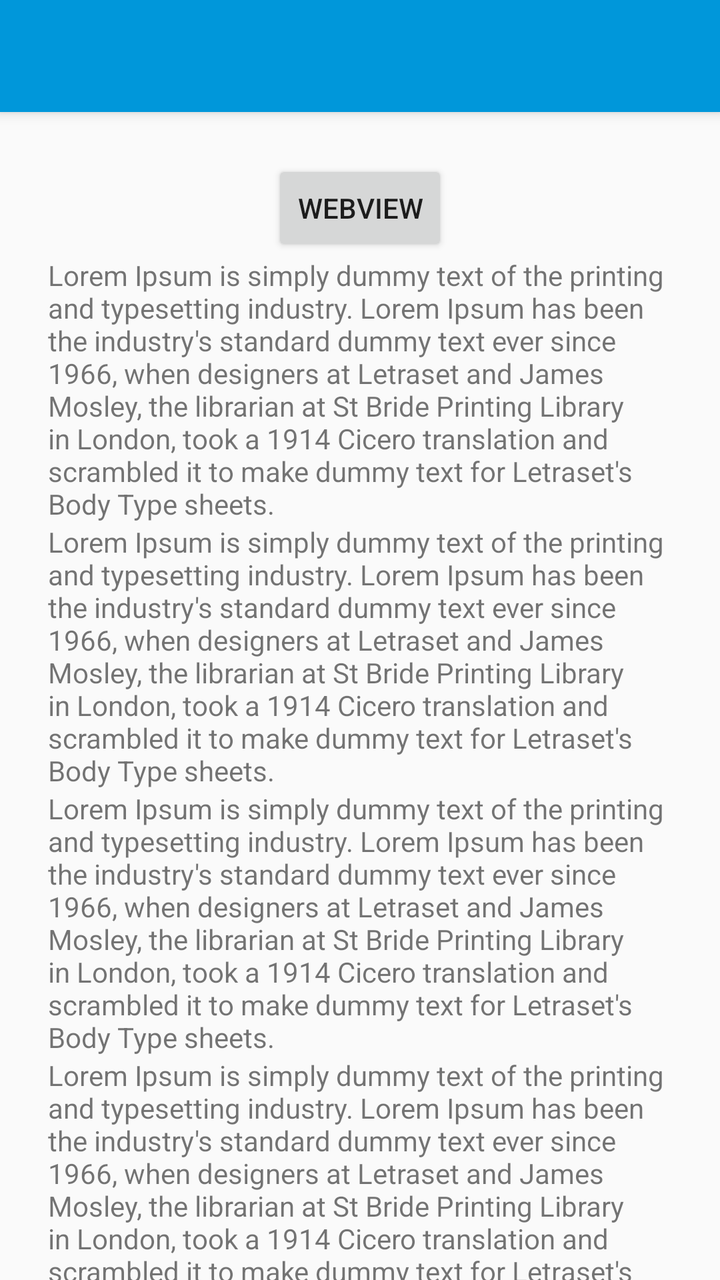
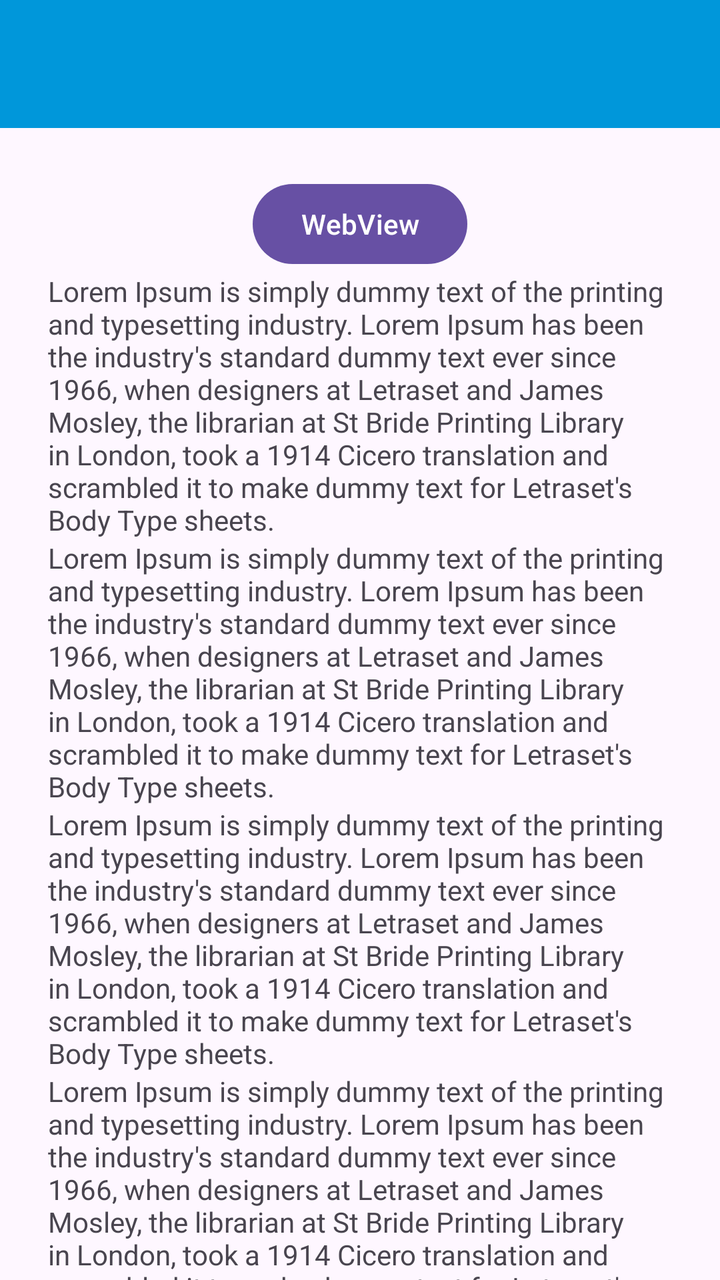

Screens rendered from an Android XML layout before and after an edit, with the pre-edit source and the edit as a unified diff.
<!-- AndroidManifest.xml: application theme Theme.AppCompat.Light.NoActionBar -->
<!-- res/layout/activity_lima.xml -->
<?xml version="1.0" encoding="utf-8"?>
<androidx.coordinatorlayout.widget.CoordinatorLayout
    xmlns:android="http://schemas.android.com/apk/res/android"
    xmlns:app="http://schemas.android.com/apk/res-auto"
    xmlns:tools="http://schemas.android.com/tools"
    android:id="@+id/main"
    android:layout_width="match_parent"
    android:layout_height="match_parent"
    tools:context=".pertemuan5.LimaActivity">

    <com.google.android.material.appbar.AppBarLayout
        android:id="@+id/appBar"
        android:layout_width="match_parent"
        android:layout_height="wrap_content">
        <androidx.appcompat.widget.Toolbar
            android:id="@+id/toolbar"
            android:layout_width="match_parent"
            android:layout_height="?attr/actionBarSize"
            android:background="#0097da"
            app:layout_constraintEnd_toEndOf="parent"
            app:layout_constraintStart_toStartOf="parent"
            app:layout_constraintTop_toTopOf="parent"
            app:subtitleTextColor="@android:color/white"
            app:titleTextColor="@android:color/white"
            app:layout_scrollFlags="scroll|enterAlways"/>
    </com.google.android.material.appbar.AppBarLayout>

    <androidx.core.widget.NestedScrollView
        android:layout_width="match_parent"
        android:layout_height="match_parent"
        app:layout_behavior="@string/appbar_scrolling_view_behavior"
        android:padding="24dp"
        android:clipToPadding="false">
        <LinearLayout
            android:layout_width="match_parent"
            android:layout_height="wrap_content"
            android:orientation="vertical"
            android:gravity="center_horizontal">
            <Button
                android:id="@+id/btnwebview"
                android:layout_width="wrap_content"
                android:layout_height="wrap_content"
                android:text="WebView"/>



            <TextView
                android:layout_width="wrap_content"
                android:layout_height="wrap_content"
                android:text="Lorem Ipsum is simply dummy text of the printing and typesetting industry. Lorem Ipsum has been the industry's standard dummy text ever since 1966, when designers at Letraset and James Mosley, the librarian at St Bride Printing Library in London, took a 1914 Cicero translation and scrambled it to make dummy text for Letraset's Body Type sheets. "/>
            <TextView
                android:layout_width="wrap_content"
                android:layout_height="wrap_content"
                android:text="Lorem Ipsum is simply dummy text of the printing and typesetting industry. Lorem Ipsum has been the industry's standard dummy text ever since 1966, when designers at Letraset and James Mosley, the librarian at St Bride Printing Library in London, took a 1914 Cicero translation and scrambled it to make dummy text for Letraset's Body Type sheets. "/>
            <TextView
                android:layout_width="wrap_content"
                android:layout_height="wrap_content"
                android:text="Lorem Ipsum is simply dummy text of the printing and typesetting industry. Lorem Ipsum has been the industry's standard dummy text ever since 1966, when designers at Letraset and James Mosley, the librarian at St Bride Printing Library in London, took a 1914 Cicero translation and scrambled it to make dummy text for Letraset's Body Type sheets. "/>
            <TextView
                android:layout_width="wrap_content"
                android:layout_height="wrap_content"
                android:text="Lorem Ipsum is simply dummy text of the printing and typesetting industry. Lorem Ipsum has been the industry's standard dummy text ever since 1966, when designers at Letraset and James Mosley, the librarian at St Bride Printing Library in London, took a 1914 Cicero translation and scrambled it to make dummy text for Letraset's Body Type sheets. "/>
            <TextView
                android:layout_width="wrap_content"
                android:layout_height="wrap_content"
                android:text="Lorem Ipsum is simply dummy text of the printing and typesetting industry. Lorem Ipsum has been the industry's standard dummy text ever since 1966, when designers at Letraset and James Mosley, the librarian at St Bride Printing Library in London, took a 1914 Cicero translation and scrambled it to make dummy text for Letraset's Body Type sheets. "/>
            <TextView
                android:layout_width="wrap_content"
                android:layout_height="wrap_content"
                android:text="Lorem Ipsum is simply dummy text of the printing and typesetting industry. Lorem Ipsum has been the industry's standard dummy text ever since 1966, when designers at Letraset and James Mosley, the librarian at St Bride Printing Library in London, took a 1914 Cicero translation and scrambled it to make dummy text for Letraset's Body Type sheets. "/>
            <TextView
                android:layout_width="wrap_content"
                android:layout_height="wrap_content"
                android:text="Lorem Ipsum is simply dummy text of the printing and typesetting industry. Lorem Ipsum has been the industry's standard dummy text ever since 1966, when designers at Letraset and James Mosley, the librarian at St Bride Printing Library in London, took a 1914 Cicero translation and scrambled it to make dummy text for Letraset's Body Type sheets. "/>
            <TextView
                android:layout_width="wrap_content"
                android:layout_height="wrap_content"
                android:text="Lorem Ipsum is simply dummy text of the printing and typesetting industry. Lorem Ipsum has been the industry's standard dummy text ever since 1966, when designers at Letraset and James Mosley, the librarian at St Bride Printing Library in London, took a 1914 Cicero translation and scrambled it to make dummy text for Letraset's Body Type sheets. "/><TextView
            android:layout_width="wrap_content"
            android:layout_height="wrap_content"
            android:text="Lorem Ipsum is simply dummy text of the printing and typesetting industry. Lorem Ipsum has been the industry's standard dummy text ever since 1966, when designers at Letraset and James Mosley, the librarian at St Bride Printing Library in London, took a 1914 Cicero translation and scrambled it to make dummy text for Letraset's Body Type sheets. "/>
            <TextView
                android:layout_width="wrap_content"
                android:layout_height="wrap_content"
                android:text="Lorem Ipsum is simply dummy text of the printing and typesetting industry. Lorem Ipsum has been the industry's standard dummy text ever since 1966, when designers at Letraset and James Mosley, the librarian at St Bride Printing Library in London, took a 1914 Cicero translation and scrambled it to make dummy text for Letraset's Body Type sheets. "/><TextView
            android:layout_width="wrap_content"
            android:layout_height="wrap_content"
            android:text="Lorem Ipsum is simply dummy text of the printing and typesetting industry. Lorem Ipsum has been the industry's standard dummy text ever since 1966, when designers at Letraset and James Mosley, the librarian at St Bride Printing Library in London, took a 1914 Cicero translation and scrambled it to make dummy text for Letraset's Body Type sheets. "/>
            <TextView
                android:layout_width="wrap_content"
                android:layout_height="wrap_content"
                android:text="Lorem Ipsum is simply dummy text of the printing and typesetting industry. Lorem Ipsum has been the industry's standard dummy text ever since 1966, when designers at Letraset and James Mosley, the librarian at St Bride Printing Library in London, took a 1914 Cicero translation and scrambled it to make dummy text for Letraset's Body Type sheets. "/><TextView
            android:layout_width="wrap_content"
            android:layout_height="wrap_content"
            android:text="Lorem Ipsum is simply dummy text of the printing and typesetting industry. Lorem Ipsum has been the industry's standard dummy text ever since 1966, when designers at Letraset and James Mosley, the librarian at St Bride Printing Library in London, took a 1914 Cicero translation and scrambled it to make dummy text for Letraset's Body Type sheets. "/>
            <TextView
                android:layout_width="wrap_content"
                android:layout_height="wrap_content"
                android:text="Lorem Ipsum is simply dummy text of the printing and typesetting industry. Lorem Ipsum has been the industry's standard dummy text ever since 1966, when designers at Letraset and James Mosley, the librarian at St Bride Printing Library in London, took a 1914 Cicero translation and scrambled it to make dummy text for Letraset's Body Type sheets. "/>

        </LinearLayout>
    </androidx.core.widget.NestedScrollView>

</androidx.coordinatorlayout.widget.CoordinatorLayout>
<!-- resources referenced by this layout -->
<resources>

</resources>

<!-- the commit's change to res/layout/activity_lima.xml (unified diff, before → after) -->
@@ -6,7 +6,7 @@
     android:id="@+id/main"
     android:layout_width="match_parent"
     android:layout_height="match_parent"
-    tools:context=".pertemuan5.LimaActivity">
+    tools:context=".Home.pertemuan5.LimaActivity">
 
     <com.google.android.material.appbar.AppBarLayout
         android:id="@+id/appBar"
<!-- resource entries referenced after the edit -->
@@ -1,5 +1,9 @@
 <!-- resources referenced by this layout -->
 <resources>
-
+  <style name="Theme.AppCompat.Light.NoActionBar" parent="Base.Theme.AppCompat.Light.NoActionBar" />
+  <style name="Base.Theme.AppCompat.Light.NoActionBar" parent="Theme.Material3.DayNight.NoActionBar">
+          
+          
+      </style>
 </resources>
 
